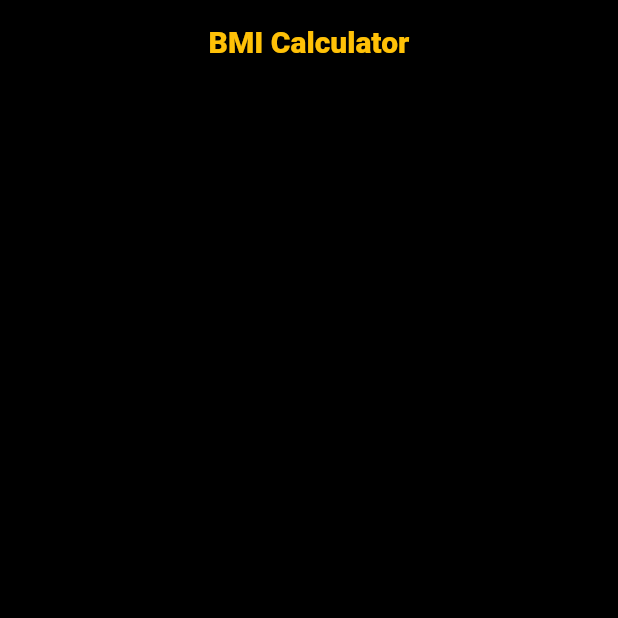
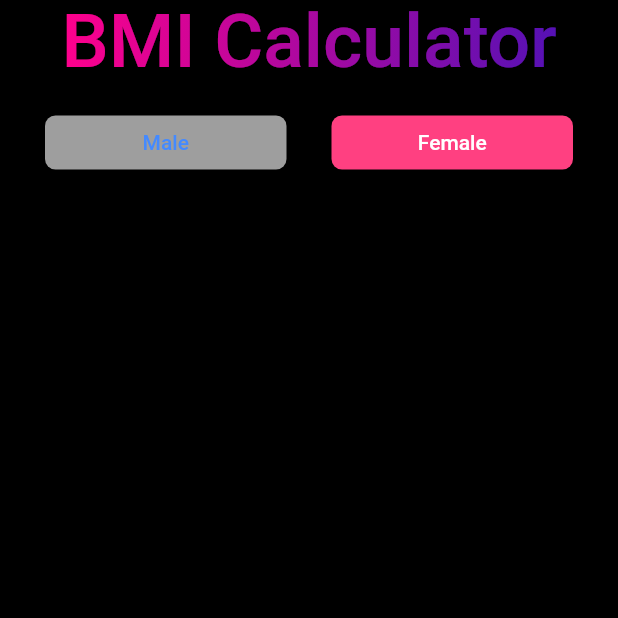
Before and after one commit to Sar1n0196/bmi_calculator, a Flutter app: the screen it shows after launch, on a phone screen of 412 x 824 dp, the top half of it. Run offline on Flutter 3.47's test engine with Material 2 defaults, Android fonts, the phone set to English and light mode, and no system bars; drawn by our look-alikes of simple_gradient_text.

Commit message:
changes to main.dart

```diff
--- a/lib/main.dart
+++ b/lib/main.dart
@@ -1,19 +1,99 @@
+// ignore_for_file: prefer_const_literals_to_create_immutables, prefer_const_constructors, deprecated_member_use, avoid_unnecessary_containers, unnecessary_const
+
 import 'package:flutter/material.dart';
+import 'package:simple_gradient_text/simple_gradient_text.dart';
 
-void main() => runApp(MaterialApp(
-      home: Scaffold(
+void main() {
+  runApp(const MyApp());
+}
+
+class MyApp extends StatefulWidget {
+  const MyApp({Key? key}) : super(key: key);
+
+  @override
+  State<MyApp> createState() => _MyAppState();
+}
+
+class _MyAppState extends State<MyApp> {
+  @override
+  Widget build(BuildContext context) {
+    return const MaterialApp(
+      home: const BMICal(),
+    );
+  }
+}
+
+class BMICal extends StatefulWidget {
+  const BMICal({Key? key}) : super(key: key);
+
+  @override
+  State<BMICal> createState() => _BMICalState();
+}
+
+class _BMICalState extends State<BMICal> {
+  int currentindex = 0;
+  @override
+  Widget build(BuildContext context) {
+    return Container(
+        child: Scaffold(
+      backgroundColor: Colors.black,
+      appBar: AppBar(
         backgroundColor: Colors.black,
-          appBar: AppBar(
-            backgroundColor: Colors.black,
-        title: const Text(
-          "BMI Calculator",
-          style: TextStyle(
-            color: Colors.amber,
-            fontSize: 20,
-            fontWeight: FontWeight.w900,
+        title: GradientText(
+          'BMI Calculator',
+          style: const TextStyle(
+            fontSize: 50.0,
           ),
+          gradientType: GradientType.linear,
+          gradientDirection: GradientDirection.ltr,
+          colors: [
+            const Color.fromARGB(255, 255, 0, 140),
+            const Color.fromARGB(255, 85, 17, 181),
+          ],
         ),
         centerTitle: true,
+        elevation: 2.0,
       ),
+      body: SingleChildScrollView(
+        child: Padding(padding: EdgeInsets.all(15),
+        child: Column(
+          children: [
+            Row(
+              children: [
+                radioButton("Male", Colors.blueAccent, 1),
+                radioButton("Female", Colors.pinkAccent, 0)
+              ],
+            )
+          ],
+        ),
 
-    )));
+
+        ),
+      ),
+    ));
+  }
+
+  void changeIndex(int index) {
+    setState(() {
+      currentindex = index;
+    });
+  }
+
+  Widget radioButton(String value, Color color, int index) {
+    return Expanded(
+      child: Container(
+        margin: EdgeInsets.symmetric(horizontal: 15),
+        child: FlatButton(
+            color: currentindex == index ? color : Colors.grey,
+            onPressed: () {
+              changeIndex(index);
+            },
+            shape:
+                RoundedRectangleBorder(borderRadius: BorderRadius.circular(7)),
+            child: Text(value, style: TextStyle(
+              color: currentindex == index ? Colors.white : color,
+            ),)),
+      ),
+    );
+  }
+}
--- a/pubspec.yaml
+++ b/pubspec.yaml
@@ -34,6 +34,7 @@ dependencies:
   # The following adds the Cupertino Icons font to your application.
   # Use with the CupertinoIcons class for iOS style icons.
   cupertino_icons: ^1.0.2
+  simple_gradient_text: 1.2.3
 
 dev_dependencies:
   flutter_test:
```
Also changed, not shown: pubspec.lock.
